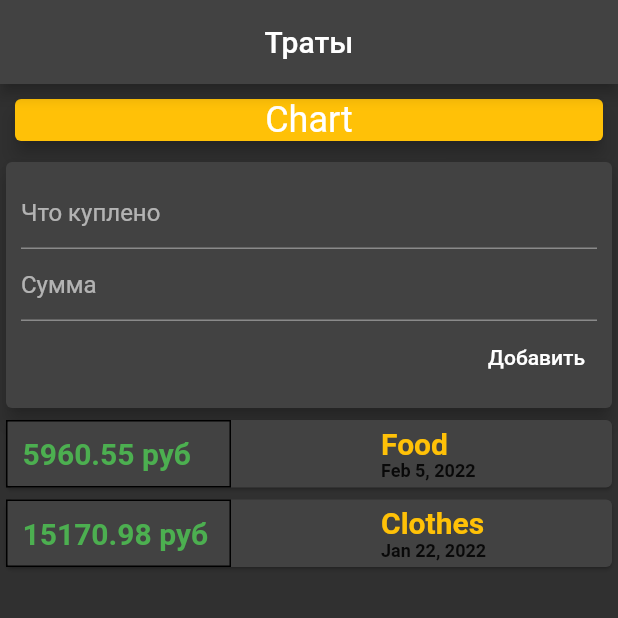
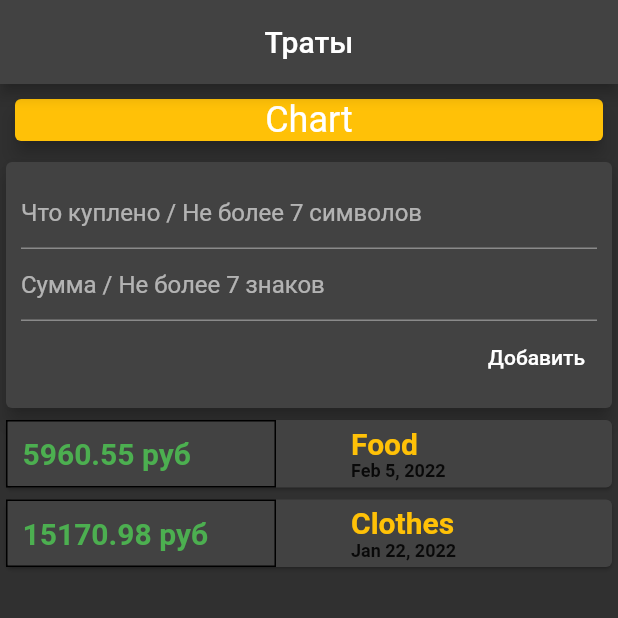
Before and after one commit to Yiukihiro/AniSearcher, a Flutter app: the screen it shows after launch, after a tap on "Добавить", on a phone screen of 412 x 824 dp, the top half of it. Run offline on Flutter 3.47's test engine with Material 2 defaults, Android fonts, the phone set to English and light mode, and no system bars.

Commit message:
ListView.builder + fixed string + some cosmetic

```diff
--- a/main app/second_proje/lib/widgets/new_transaction.dart
+++ b/main app/second_proje/lib/widgets/new_transaction.dart
@@ -7,6 +7,19 @@ class NewTransaction extends StatelessWidget {
   final priceController = TextEditingController();
 
   NewTransaction(this.addTx, {Key? key}) : super(key: key);
+
+  void submitData() {
+    final checkTController = titleController.text;
+    final chickPController = double.parse(priceController.text);
+
+    if (checkTController.isEmpty || chickPController <= 0) {
+      return;
+    }
+    addTx(
+      checkTController,
+      chickPController,
+    );
+  }
 
   @override
   Widget build(BuildContext context) {
@@ -18,20 +31,19 @@ class NewTransaction extends StatelessWidget {
           crossAxisAlignment: CrossAxisAlignment.end,
           children: [
             TextField(
-              decoration: const InputDecoration(hintText: 'Что куплено'),
+              decoration: const InputDecoration(
+                  hintText: 'Что куплено / Не более 7 символов'),
               controller: titleController,
             ),
             TextField(
-              decoration: const InputDecoration(hintText: 'Сумма'),
+              decoration:
+                  const InputDecoration(hintText: 'Сумма / Не более 7 знаков'),
               controller: priceController,
+              keyboardType: TextInputType.number,
+              onSubmitted: (_) => submitData(),
             ),
             TextButton(
-              onPressed: () {
-                addTx(
-                  titleController.text,
-                  double.parse(priceController.text),
-                );
-              },
+              onPressed: submitData,
               child: const Text(
                 'Добавить',
                 style: TextStyle(color: Colors.white),
--- a/main app/second_proje/lib/widgets/transactions_list.dart
+++ b/main app/second_proje/lib/widgets/transactions_list.dart
@@ -10,19 +10,22 @@ class TransactionsList extends StatelessWidget {
 
   @override
   Widget build(BuildContext context) {
-    return Column(
-      children: usertransaction.map((tx) {
+    return Container(
+      height: 480,
+      child: ListView.builder(
+        itemCount: usertransaction.length,
+        itemBuilder: (ctx, index) {
           return Card(
             child: Row(
-            mainAxisAlignment:
-                MainAxisAlignment.start, // отрравнивание между объектами строки
+              mainAxisAlignment: MainAxisAlignment
+                  .start, // отрравнивание между объектами строки
               children: [
                 Container(
-                width: 150,
-                margin: const EdgeInsets.only(right: 100),
+                  width: 180,
+                  margin: const EdgeInsets.only(right: 50),
                   child: Text(
                     // Цена
-                  '${tx.amount} руб',
+                    '${usertransaction[index].amount.toStringAsFixed(2)} руб',
                     style: const TextStyle(
                       fontWeight: FontWeight.bold,
                       fontSize: 20,
@@ -39,7 +42,7 @@ class TransactionsList extends StatelessWidget {
                   children: [
                     Text(
                       // Название
-                    tx.name,
+                      usertransaction[index].name,
                       style: const TextStyle(
                         fontWeight: FontWeight.bold,
                         color: Colors.amber,
@@ -48,7 +51,7 @@ class TransactionsList extends StatelessWidget {
                     ),
                     Text(
                       // Дата
-                    DateFormat.yMMMd().format(tx.time),
+                      DateFormat.yMMMd().format(usertransaction[index].time),
                       style: const TextStyle(
                         fontWeight: FontWeight.bold,
                         color: Colors.black87,
@@ -60,7 +63,8 @@ class TransactionsList extends StatelessWidget {
               ],
             ),
           );
-      }).toList(),
+        },
+      ),
     );
   }
 }
```
Lines whose indentation alone changed are shown as unchanged.
